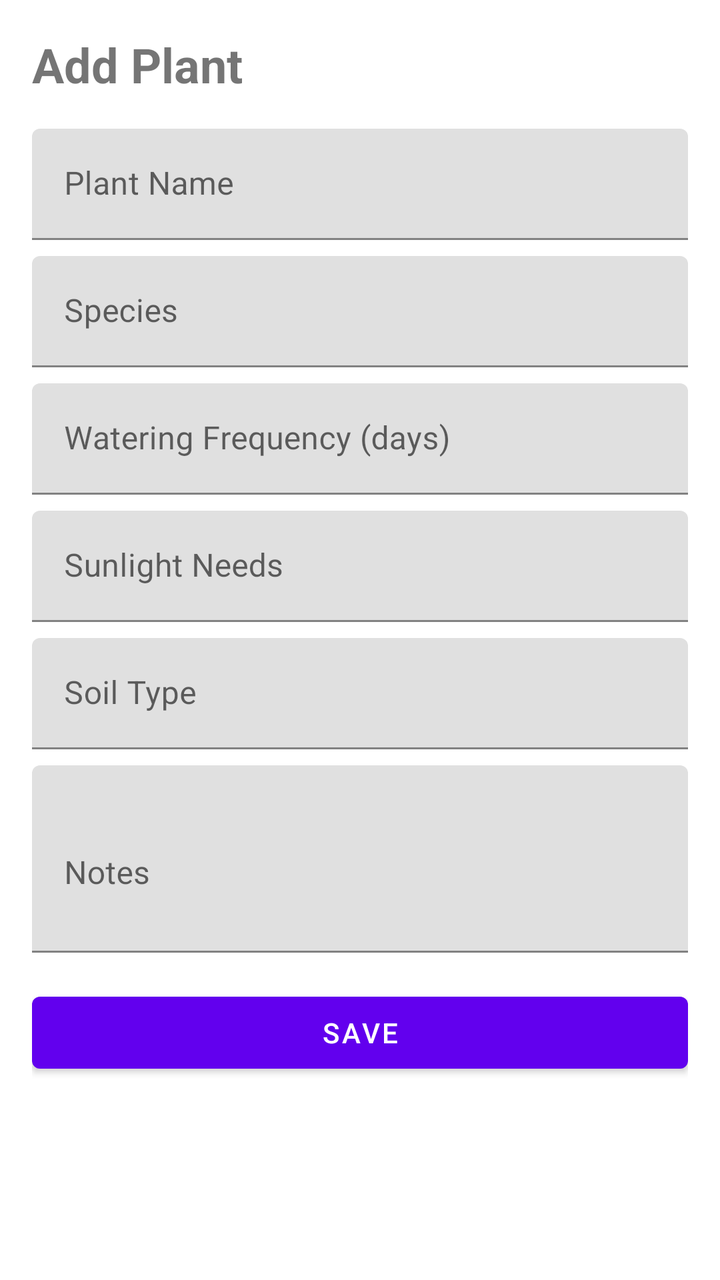
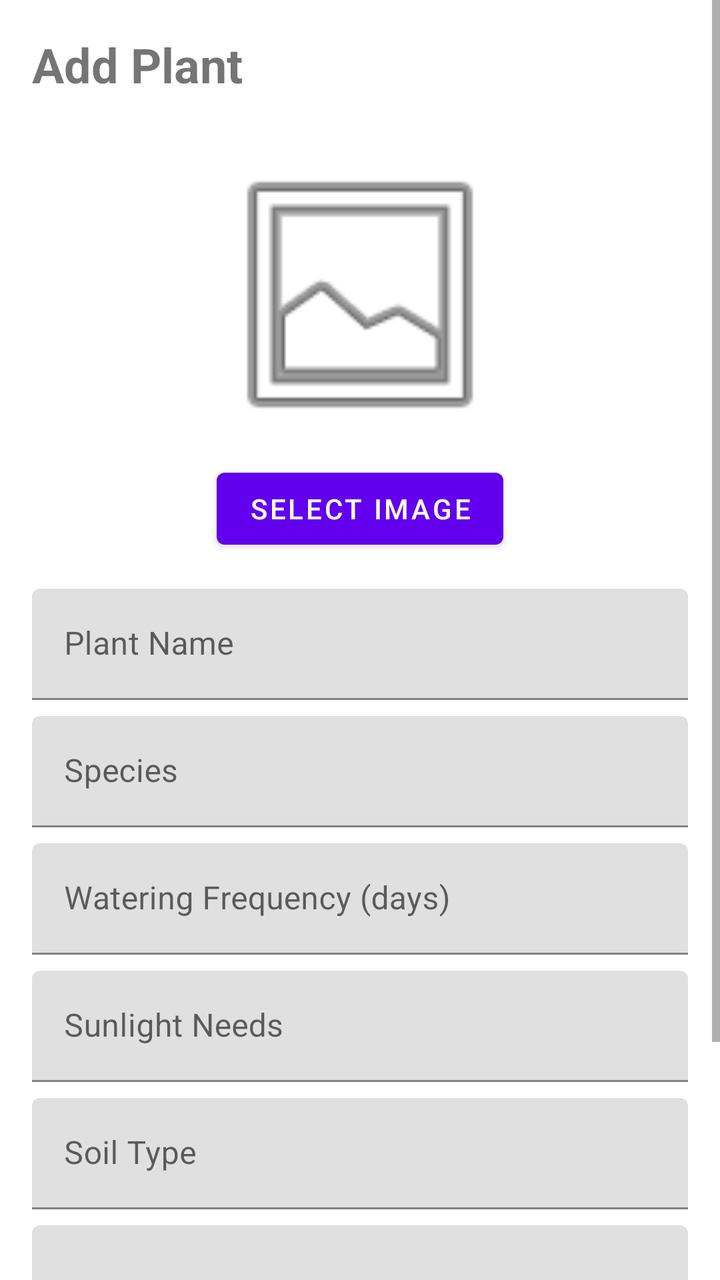

Before-and-after screenshots of an Android layout around one commit, followed by the original layout XML and the change that was made.
<!-- AndroidManifest.xml: application theme Theme.MaterialComponents.Light.NoActionBar -->
<!-- res/layout/fragment_add_plant.xml -->
<?xml version="1.0" encoding="utf-8"?>
<ScrollView
    xmlns:android="http://schemas.android.com/apk/res/android"
    xmlns:app="http://schemas.android.com/apk/res-auto"
    xmlns:tools="http://schemas.android.com/tools"
    android:layout_width="match_parent"
    android:layout_height="match_parent"
    tools:context=".ui.addplant.AddPlantFragment">

    <LinearLayout
        android:layout_width="match_parent"
        android:layout_height="wrap_content"
        android:orientation="vertical"
        android:padding="16dp">

        <TextView
            android:id="@+id/textViewTitle"
            android:layout_width="match_parent"
            android:layout_height="wrap_content"
            android:text="@string/add_plant"
            android:textSize="24sp"
            android:textStyle="bold"
            android:layout_marginBottom="16dp" />

        <com.google.android.material.textfield.TextInputLayout
            android:layout_width="match_parent"
            android:layout_height="wrap_content"
            android:layout_marginBottom="8dp">

            <EditText
                android:id="@+id/editTextName"
                android:layout_width="match_parent"
                android:layout_height="wrap_content"
                android:hint="@string/plant_name"
                android:inputType="text" />
        </com.google.android.material.textfield.TextInputLayout>

        <com.google.android.material.textfield.TextInputLayout
            android:layout_width="match_parent"
            android:layout_height="wrap_content"
            android:layout_marginBottom="8dp">

            <EditText
                android:id="@+id/editTextSpecies"
                android:layout_width="match_parent"
                android:layout_height="wrap_content"
                android:hint="@string/plant_species"
                android:inputType="text" />
        </com.google.android.material.textfield.TextInputLayout>

        <com.google.android.material.textfield.TextInputLayout
            android:layout_width="match_parent"
            android:layout_height="wrap_content"
            android:layout_marginBottom="8dp">

            <EditText
                android:id="@+id/editTextWateringFrequency"
                android:layout_width="match_parent"
                android:layout_height="wrap_content"
                android:hint="@string/watering_frequency"
                android:inputType="number" />
        </com.google.android.material.textfield.TextInputLayout>

        <com.google.android.material.textfield.TextInputLayout
            android:layout_width="match_parent"
            android:layout_height="wrap_content"
            android:layout_marginBottom="8dp">

            <EditText
                android:id="@+id/editTextSunlightNeeds"
                android:layout_width="match_parent"
                android:layout_height="wrap_content"
                android:hint="@string/sunlight_needs"
                android:inputType="text" />
        </com.google.android.material.textfield.TextInputLayout>

        <com.google.android.material.textfield.TextInputLayout
            android:layout_width="match_parent"
            android:layout_height="wrap_content"
            android:layout_marginBottom="8dp">

            <EditText
                android:id="@+id/editTextSoilType"
                android:layout_width="match_parent"
                android:layout_height="wrap_content"
                android:hint="@string/soil_type"
                android:inputType="text" />
        </com.google.android.material.textfield.TextInputLayout>

        <com.google.android.material.textfield.TextInputLayout
            android:layout_width="match_parent"
            android:layout_height="wrap_content"
            android:layout_marginBottom="16dp">

            <EditText
                android:id="@+id/editTextNotes"
                android:layout_width="match_parent"
                android:layout_height="wrap_content"
                android:hint="@string/notes"
                android:inputType="textMultiLine"
                android:lines="3" />
        </com.google.android.material.textfield.TextInputLayout>

        <Button
            android:id="@+id/buttonSave"
            android:layout_width="match_parent"
            android:layout_height="wrap_content"
            android:text="Save" />

    </LinearLayout>
</ScrollView>
<!-- resources referenced by this layout -->
<resources>
  <string name="add_plant">Add Plant</string>
  <string name="notes">Notes</string>
  <string name="plant_name">Plant Name</string>
  <string name="plant_species">Species</string>
  <string name="soil_type">Soil Type</string>
  <string name="sunlight_needs">Sunlight Needs</string>
  <string name="watering_frequency">Watering Frequency (days)</string>
</resources>

<!-- the commit's change to res/layout/fragment_add_plant.xml (unified diff, before → after) -->
@@ -21,6 +21,26 @@
             android:textSize="24sp"
             android:textStyle="bold"
             android:layout_marginBottom="16dp" />
+
+        <ImageView
+            android:id="@+id/plantImagePreview"
+            android:layout_width="150dp"
+            android:layout_height="150dp"
+            android:layout_gravity="center_horizontal"
+            android:layout_marginTop="8dp"
+            android:layout_marginBottom="8dp"
+            android:scaleType="centerCrop"
+            android:src="@android:drawable/ic_menu_gallery"
+            android:contentDescription="Plant Image"/>
+
+        <Button
+            android:id="@+id/selectImageButton"
+            android:layout_width="wrap_content"
+            android:layout_height="wrap_content"
+            android:text="Select Image"
+            android:layout_gravity="center_horizontal"
+            android:layout_marginBottom="16dp"/>
+
 
         <com.google.android.material.textfield.TextInputLayout
             android:layout_width="match_parent"
